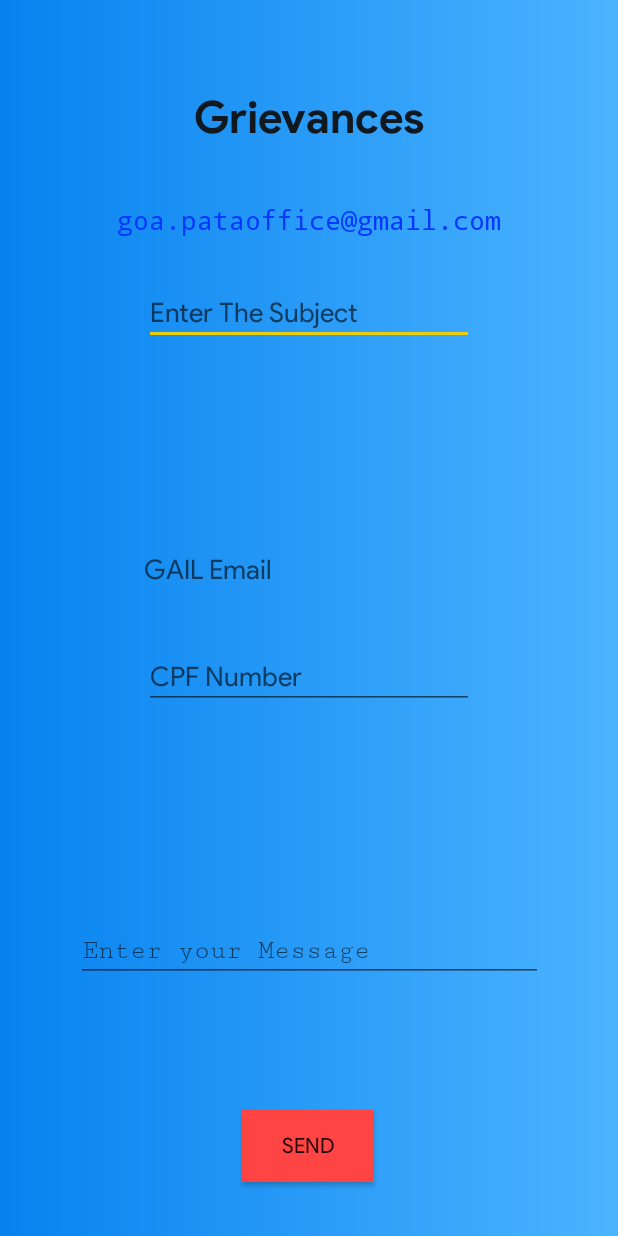
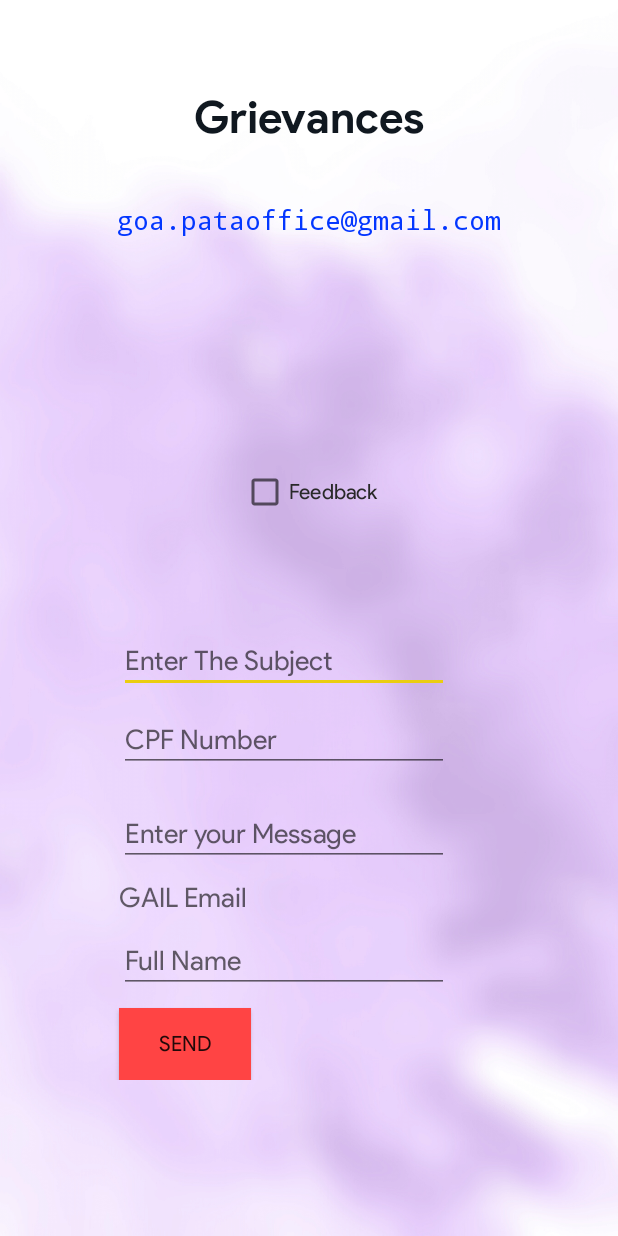
Before and after one commit to the-rebooted-coder/GAIL-Officer-s-Association, an Android app: the Grievances screen opened directly, with no data from a screen before it, on a phone screen of 412 x 824 dp. Run offline under Robolectric (Android 15) with nearby library versions, the phone set to English and light mode, and no system bars; our stand-ins replace Firebase (no records; nobody signed in at launch, a user with empty details on screens opened directly).

Commit message:
Done with Production Lion

```diff
--- a/app/src/main/java/com/aaxena/gailofficersassociation/Dashboard.java
+++ b/app/src/main/java/com/aaxena/gailofficersassociation/Dashboard.java
@@ -659,7 +659,6 @@ public class Dashboard extends AppCompatActivity {
         LogOUT.setOnClickListener(new View.OnClickListener() {
             @Override
             public void onClick(View view) {
-
                 Vibrator v8 = (Vibrator) getSystemService(Context.VIBRATOR_SERVICE);
                 v8.vibrate(27);
                 Intent i=new Intent(Dashboard.this,Settings.class);
--- a/app/src/main/res/layout/activity_grievances.xml
+++ b/app/src/main/res/layout/activity_grievances.xml
@@ -4,9 +4,8 @@
     xmlns:tools="http://schemas.android.com/tools"
     android:layout_width="match_parent"
     android:layout_height="match_parent"
-    android:background="@drawable/color2"
+    android:background="@drawable/grievances_pool"
     tools:context=".Grievances">
-
     <TextView
         android:id="@+id/textView8"
         android:layout_width="wrap_content"
@@ -38,10 +37,29 @@
         app:layout_constraintTop_toTopOf="parent"
         app:layout_constraintVertical_bias="0.17000002" />
 
+    <ScrollView
+        android:id="@+id/scrollView3"
+        android:layout_width="354dp"
+        android:layout_height="337dp"
+        app:layout_constraintBottom_toBottomOf="parent"
+        app:layout_constraintEnd_toEndOf="parent"
+        app:layout_constraintStart_toStartOf="parent"
+        app:layout_constraintTop_toBottomOf="@+id/edit_text_to"
+        app:layout_constraintVertical_bias="0.757">
+
+        <LinearLayout
+            android:layout_width="match_parent"
+            android:layout_height="wrap_content"
+            android:orientation="vertical"
+            android:scrollbars="vertical"
+            android:verticalScrollbarPosition="left">
+
             <EditText
                 android:id="@+id/edit_text_subject"
                 android:layout_width="wrap_content"
                 android:layout_height="wrap_content"
+                android:layout_marginStart="50dp"
+                android:layout_marginTop="10dp"
                 android:ems="10"
                 android:fontFamily="@font/productsans"
                 android:hint="@string/sub"
@@ -58,6 +76,9 @@
                 android:id="@+id/edit_text_cpf"
                 android:layout_width="wrap_content"
                 android:layout_height="wrap_content"
+                android:layout_marginStart="50dp"
+                android:layout_marginTop="10dp"
+                android:layout_marginBottom="10dp"
                 android:ems="10"
                 android:focusable="auto"
                 android:focusableInTouchMode="true"
@@ -74,10 +95,12 @@
 
             <EditText
                 android:id="@+id/edit_text_message"
-        android:layout_width="311dp"
+                android:layout_width="wrap_content"
                 android:layout_height="wrap_content"
+                android:layout_marginStart="50dp"
+                android:layout_marginTop="10dp"
                 android:ems="10"
-        android:fontFamily="serif-monospace"
+                android:fontFamily="@font/productsans"
                 android:hint="@string/enter_your_message"
                 android:importantForAutofill="no"
                 android:inputType="textMultiLine"
@@ -88,24 +111,12 @@
                 app:layout_constraintTop_toTopOf="parent"
                 app:layout_constraintVertical_bias="0.784" />
 
-    <Button
-        android:id="@+id/button_send"
-        android:layout_width="wrap_content"
-        android:layout_height="wrap_content"
-        android:background="@android:color/holo_red_light"
-        android:fontFamily="@font/productsans"
-        android:text="@string/send"
-        app:layout_constraintBottom_toBottomOf="parent"
-        app:layout_constraintEnd_toEndOf="parent"
-        app:layout_constraintHorizontal_bias="0.498"
-        app:layout_constraintStart_toStartOf="parent"
-        app:layout_constraintTop_toTopOf="parent"
-        app:layout_constraintVertical_bias="0.954" />
-
             <TextView
                 android:id="@+id/edit_text_from"
                 android:layout_width="wrap_content"
                 android:layout_height="wrap_content"
+                android:layout_marginStart="50dp"
+                android:layout_marginTop="10dp"
                 android:autofillHints=""
                 android:ems="10"
                 android:fontFamily="@font/productsans"
@@ -122,10 +133,8 @@
                 android:id="@+id/edit_text_name"
                 android:layout_width="wrap_content"
                 android:layout_height="wrap_content"
-        android:layout_marginStart="94dp"
-        android:layout_marginTop="13dp"
-        android:layout_marginEnd="104dp"
-        android:layout_marginBottom="23dp"
+                android:layout_marginStart="50dp"
+                android:layout_marginTop="10dp"
                 android:ems="10"
                 android:fontFamily="@font/productsans"
                 android:hint="@string/name"
@@ -137,4 +146,35 @@
                 app:layout_constraintStart_toStartOf="parent"
                 app:layout_constraintTop_toBottomOf="@+id/edit_text_from"
                 app:layout_constraintVertical_bias="0.51" />
+
+            <Button
+                android:id="@+id/button_send"
+                android:layout_width="wrap_content"
+                android:layout_height="wrap_content"
+                android:layout_marginStart="50dp"
+                android:layout_marginTop="10dp"
+                android:background="@android:color/holo_red_light"
+                android:fontFamily="@font/productsans"
+                android:text="@string/send"
+                app:layout_constraintBottom_toBottomOf="parent"
+                app:layout_constraintEnd_toEndOf="parent"
+                app:layout_constraintHorizontal_bias="0.498"
+                app:layout_constraintStart_toStartOf="parent"
+                app:layout_constraintTop_toTopOf="parent"
+                app:layout_constraintVertical_bias="0.954" />
+        </LinearLayout>
+    </ScrollView>
+
+    <CheckBox
+        android:id="@+id/feedbx"
+        android:layout_width="wrap_content"
+        android:layout_height="wrap_content"
+        android:layout_marginTop="77dp"
+        android:fontFamily="@font/productsans"
+        android:text="@string/feedback"
+        android:textColor="@color/textColor"
+        app:layout_constraintBottom_toTopOf="@+id/scrollView3"
+        app:layout_constraintEnd_toEndOf="parent"
+        app:layout_constraintStart_toStartOf="parent"
+        app:layout_constraintTop_toBottomOf="@+id/edit_text_to" />
 </androidx.constraintlayout.widget.ConstraintLayout>
--- a/app/src/main/res/values/strings.xml
+++ b/app/src/main/res/values/strings.xml
@@ -148,6 +148,7 @@ contact us at goa.pataoffice@gmail.com.</string>
     <string name="security_check">Security Check</string>
     <string name="only_accounts_registered_with_us_will_be_allowed_further">Only accounts registered with us will be allowed further</string>
     <string name="check">Check</string>
+    <string name="feedback">Feedback</string>
 
 
     <!--Array for About Us Category-->
```
Also changed, not shown: app/src/main/java/com/aaxena/gailofficersassociation/Grievances.java (+16 -4 lines), app/src/main/res/layout/activity_change_name.xml (+5 -5 lines), app/src/main/res/layout/activity_dashboard.xml (+4 -4 lines), app/src/main/res/drawable/grievances_pool.png (added), app/src/main/res/drawable/normal_bg.png (added). Lines whose indentation alone changed are shown as unchanged.
